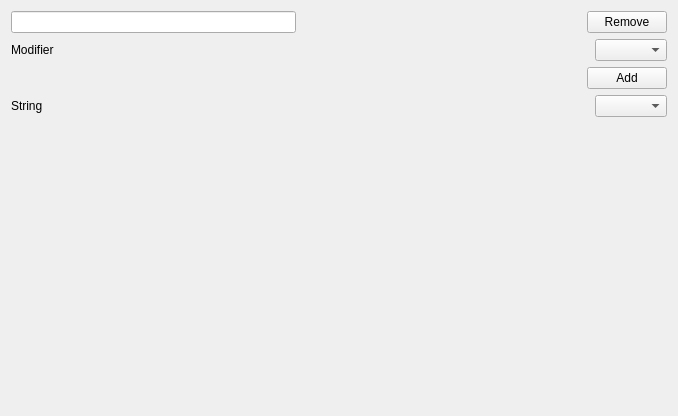
The window that src/qt/Settings/PedalEditArea.ui (chuckfairy/OrzaSteel) describes before a commit, drawn with Qt 5.
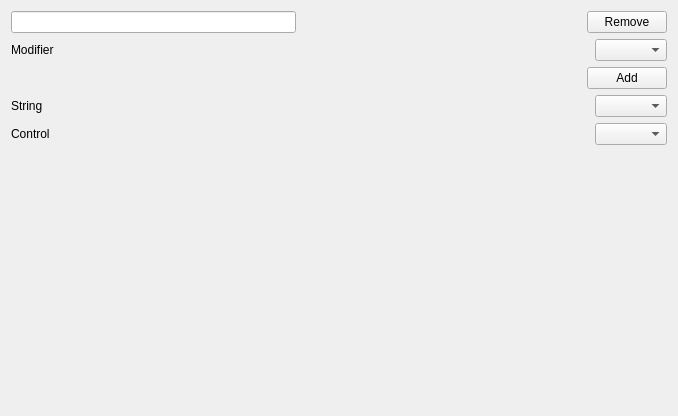
The same window after the commit.

Commit message: pedal editor updates, resizing fixes neck

```diff
--- a/src/qt/Settings/PedalEditArea.ui
+++ b/src/qt/Settings/PedalEditArea.ui
@@ -123,6 +123,33 @@
      </item>
     </layout>
    </item>
+   <item>
+    <layout class="QHBoxLayout" name="horizontalLayout_6">
+     <item>
+      <widget class="QLabel" name="label_3">
+       <property name="text">
+        <string>Control</string>
+       </property>
+      </widget>
+     </item>
+     <item>
+      <spacer name="horizontalSpacer_5">
+       <property name="orientation">
+        <enum>Qt::Horizontal</enum>
+       </property>
+       <property name="sizeHint" stdset="0">
+        <size>
+         <width>40</width>
+         <height>20</height>
+        </size>
+       </property>
+      </spacer>
+     </item>
+     <item>
+      <widget class="QComboBox" name="control_dropdown"/>
+     </item>
+    </layout>
+   </item>
    <item>
     <spacer name="verticalSpacer">
      <property name="orientation">
```
The commit also changes 9 other files.
